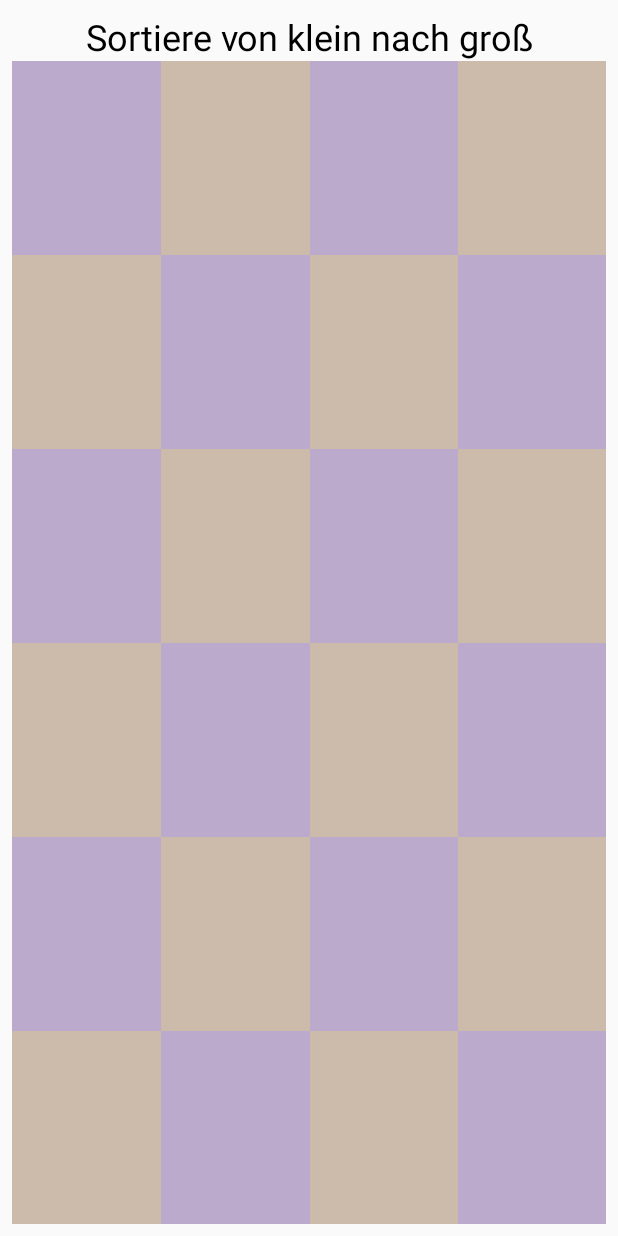
After one commit to tassilo-posegga/BrainEd, an Android app: the GameFragment screen opened through its navigation route, on a phone screen of 412 x 824 dp. The commit adds this screen. Run offline under Robolectric (Android 15) with nearby library versions, the phone set to English and light mode, and no system bars; our stand-ins replace RxJava, Timber.

Commit message:
Add GameFragment

```diff
--- a/app/src/main/java/eu/posegga/brained/di/AppModule.kt
+++ b/app/src/main/java/eu/posegga/brained/di/AppModule.kt
@@ -1,9 +1,11 @@
 package eu.posegga.brained.di
 
 import eu.posegga.brained.home.data.LevelRepository
+import eu.posegga.brained.home.domain.usecase.LoadLevelByIdUseCase
 import eu.posegga.brained.home.domain.usecase.LoadLevelsUseCase
 import eu.posegga.brained.home.local.repository.LevelLocalSource
 import eu.posegga.brained.home.viewmodel.HomeViewModel
+import eu.posegga.brained.home.viewmodel.Level1ViewModel
 import org.koin.androidx.viewmodel.dsl.viewModel
 import org.koin.dsl.module
 
@@ -11,5 +13,7 @@ val appModule = module {
     single { LevelLocalSource() }
     single { LevelRepository(get()) }
     single { LoadLevelsUseCase(get()) }
-    viewModel { HomeViewModel(get()) }
+    single { LoadLevelByIdUseCase(get()) }
+    viewModel { HomeViewModel(get(), get()) }
+    viewModel { Level1ViewModel() }
 }
--- a/app/src/main/java/eu/posegga/brained/home/data/LevelRepository.kt
+++ b/app/src/main/java/eu/posegga/brained/home/data/LevelRepository.kt
@@ -10,4 +10,7 @@ class LevelRepository(
 
     fun loadLevels(): Single<List<Level>> =
         local.loadLevels()
+
+    fun loadLevelById(id: String): Single<Level> =
+        local.loadLevelById(id)
 }
--- a/app/src/main/java/eu/posegga/brained/home/domain/model/Level.kt
+++ b/app/src/main/java/eu/posegga/brained/home/domain/model/Level.kt
@@ -1,7 +1,15 @@
 package eu.posegga.brained.home.domain.model
 
+import androidx.annotation.IdRes
+import androidx.annotation.LayoutRes
+
 data class Level(
-    val id: Int,
+    val id: String,
     val name: String,
-    val imgSrc: Int
+    val imgSrc: Int,
+    val description: String,
+    @LayoutRes
+    val customView: Int,
+    @IdRes
+    val fragment: Int
 )
--- /dev/null
+++ b/app/src/main/java/eu/posegga/brained/home/domain/usecase/LoadLevelByIdUseCase.kt
@@ -0,0 +1,11 @@
+package eu.posegga.brained.home.domain.usecase
+
+import eu.posegga.brained.home.data.LevelRepository
+
+class LoadLevelByIdUseCase(
+    private val repository: LevelRepository
+) {
+
+    fun loadLevelById(id: String) =
+        repository.loadLevelById(id)
+}
--- a/app/src/main/java/eu/posegga/brained/home/local/repository/LevelLocalSource.kt
+++ b/app/src/main/java/eu/posegga/brained/home/local/repository/LevelLocalSource.kt
@@ -9,9 +9,19 @@ class LevelLocalSource {
     fun loadLevels() =
         Single.just(staticLevels)
 
+    fun loadLevelById(id: String): Single<Level> =
+        Single.just(staticLevels.find { it.id == id })
+
     private companion object {
         val staticLevels = listOf(
-            Level(1, "Sortieren", R.drawable.ic_sort)
+            Level(
+                "1",
+                "Sortieren",
+                R.drawable.ic_sort,
+                "Sortiere von klein nach groß",
+                R.layout.level1_custom_view,
+                R.id.level1Fragment
+            )
         )
     }
 }
--- a/app/src/main/java/eu/posegga/brained/home/view/HomeFragment.kt
+++ b/app/src/main/java/eu/posegga/brained/home/view/HomeFragment.kt
@@ -12,17 +12,19 @@ import eu.posegga.brained.R
 import eu.posegga.brained.home.domain.model.Level
 import eu.posegga.brained.home.viewmodel.HomeViewModel
 import kotlinx.android.synthetic.main.home_fragment.*
-import org.koin.androidx.viewmodel.ext.android.viewModel
+import org.koin.androidx.viewmodel.ext.android.sharedViewModel
 
 class HomeFragment : Fragment() {
 
-    private val homeViewModel by viewModel<HomeViewModel>()
+    private val homeViewModel by sharedViewModel<HomeViewModel>()
 
     private val levelAdapter = LevelAdapter(::onLevelClick)
 
-    override fun onCreateView(inflater: LayoutInflater,
+    override fun onCreateView(
+        inflater: LayoutInflater,
         container: ViewGroup?,
-        savedInstanceState: Bundle?): View =
+        savedInstanceState: Bundle?
+    ): View =
         inflater.inflate(R.layout.home_fragment, container, false)
 
     override fun onViewCreated(view: View, savedInstanceState: Bundle?) {
@@ -43,7 +45,7 @@ class HomeFragment : Fragment() {
     }
 
     private fun onLevelClick(level: Level) {
-        findNavController().navigate(R.id.level1Fragment)
+        findNavController().navigate(level.fragment)
     }
 
     private companion object {
--- /dev/null
+++ b/app/src/main/java/eu/posegga/brained/home/viewmodel/BaseViewModel.kt
@@ -0,0 +1,14 @@
+package eu.posegga.brained.home.viewmodel
+
+import androidx.lifecycle.ViewModel
+import io.reactivex.disposables.CompositeDisposable
+
+open class BaseViewModel : ViewModel() {
+
+    protected val disposables = CompositeDisposable()
+
+    override fun onCleared() {
+        disposables.clear()
+        super.onCleared()
+    }
+}
--- /dev/null
+++ b/app/src/main/java/eu/posegga/brained/home/viewmodel/GameState.kt
@@ -0,0 +1,7 @@
+package eu.posegga.brained.home.viewmodel
+
+enum class GameState {
+    LOADING,
+    LOST,
+    WON
+}
--- /dev/null
+++ b/app/src/main/java/eu/posegga/brained/home/viewmodel/GameViewModel.kt
@@ -0,0 +1,13 @@
+package eu.posegga.brained.home.viewmodel
+
+import androidx.lifecycle.LiveData
+import androidx.lifecycle.MutableLiveData
+
+abstract class GameViewModel : BaseViewModel() {
+
+    private val _gameState = MutableLiveData<GameState>()
+    val gameState: LiveData<GameState>
+        get() = _gameState
+
+    abstract fun start()
+}
--- a/app/src/main/java/eu/posegga/brained/home/viewmodel/HomeViewModel.kt
+++ b/app/src/main/java/eu/posegga/brained/home/viewmodel/HomeViewModel.kt
@@ -2,24 +2,26 @@ package eu.posegga.brained.home.viewmodel
 
 import androidx.lifecycle.LiveData
 import androidx.lifecycle.MutableLiveData
-import androidx.lifecycle.ViewModel
 import eu.posegga.brained.home.domain.model.Level
+import eu.posegga.brained.home.domain.usecase.LoadLevelByIdUseCase
 import eu.posegga.brained.home.domain.usecase.LoadLevelsUseCase
 import eu.posegga.brained.home.extensions.subscribeOnIoObserveOnMain
-import io.reactivex.disposables.CompositeDisposable
 import io.reactivex.rxkotlin.plusAssign
 import io.reactivex.rxkotlin.subscribeBy
 import timber.log.Timber
 
 class HomeViewModel(
-    private val loadLevelsUseCase: LoadLevelsUseCase
-) : ViewModel() {
-
-    private val disposables = CompositeDisposable()
+    private val loadLevelsUseCase: LoadLevelsUseCase,
+    private val loadLevelByIdUseCase: LoadLevelByIdUseCase
+) : BaseViewModel() {
 
     private val _levels = MutableLiveData<List<Level>>()
     val levels: LiveData<List<Level>>
         get() = _levels
+
+    private val _currentLevel = MutableLiveData<Level>()
+    val currentLevel: LiveData<Level>
+        get() = _currentLevel
 
     fun loadLevels() {
         disposables += loadLevelsUseCase.loadLevels()
@@ -30,12 +32,12 @@ class HomeViewModel(
             )
     }
 
-    override fun onCleared() {
-        disposables.dispose()
-        super.onCleared()
-    }
-
-    fun levelClicked(level: Level) {
-
+    fun loadLevelById(id: String) {
+        disposables += loadLevelByIdUseCase.loadLevelById(id)
+            .subscribeOnIoObserveOnMain()
+            .subscribeBy(
+                onError = Timber::e,
+                onSuccess = { _currentLevel.value = it }
+            )
     }
 }
--- /dev/null
+++ b/app/src/main/java/eu/posegga/brained/home/viewmodel/Level1ViewModel.kt
@@ -0,0 +1,8 @@
+package eu.posegga.brained.home.viewmodel
+
+class Level1ViewModel : GameViewModel() {
+
+    override fun start() {
+        //
+    }
+}
--- /dev/null
+++ b/app/src/main/java/eu/posegga/brained/level1/GameFragment.kt
@@ -0,0 +1,72 @@
+package eu.posegga.brained.level1
+
+import android.os.Bundle
+import android.view.LayoutInflater
+import android.view.View
+import android.view.ViewGroup
+import androidx.fragment.app.Fragment
+import androidx.lifecycle.Observer
+import eu.posegga.brained.R
+import eu.posegga.brained.home.domain.model.Level
+import eu.posegga.brained.home.viewmodel.GameState
+import eu.posegga.brained.home.viewmodel.HomeViewModel
+import eu.posegga.brained.home.viewmodel.Level1ViewModel
+import kotlinx.android.synthetic.main.game_fragment.*
+import org.koin.androidx.viewmodel.ext.android.sharedViewModel
+
+class GameFragment : Fragment() {
+
+    private val homeViewModel by sharedViewModel<HomeViewModel>()
+    private val currentLevelViewModel by sharedViewModel<Level1ViewModel>()
+
+    override fun onCreateView(
+        inflater: LayoutInflater,
+        container: ViewGroup?,
+        savedInstanceState: Bundle?
+    ): View? =
+        inflater.inflate(R.layout.game_fragment, container, false)
+
+    override fun onViewCreated(view: View, savedInstanceState: Bundle?) {
+        super.onViewCreated(view, savedInstanceState)
+
+        homeViewModel.loadLevelById("1")
+        homeViewModel.currentLevel.observe(viewLifecycleOwner, Observer(::startLevel))
+    }
+
+    private fun startLevel(level: Level) {
+        description.text = level.description
+
+        val currentLevelView =
+            LayoutInflater.from(context).inflate(level.customView, contentContainer, false)
+        contentContainer.addView(currentLevelView)
+
+        currentLevelViewModel.gameState.observe(
+            viewLifecycleOwner,
+            Observer { gameStateChanged(it, currentLevelView) })
+
+        currentLevelViewModel.start()
+    }
+
+    private fun gameStateChanged(
+        gameState: GameState,
+        currentLevelView: View
+    ) {
+        when (gameState) {
+            GameState.LOST -> showLostScreen()
+            GameState.LOADING -> showLoading()
+            GameState.WON -> showWinScreen()
+        }
+    }
+
+    private fun showWinScreen() {
+        TODO("not implemented") //To change body of created functions use File | Settings | File Templates.
+    }
+
+    private fun showLoading() {
+        TODO("not implemented") //To change body of created functions use File | Settings | File Templates.
+    }
+
+    private fun showLostScreen() {
+        TODO("not implemented") //To change body of created functions use File | Settings | File Templates.
+    }
+}
--- a/app/src/main/java/eu/posegga/brained/level1/Level1Fragment.kt
+++ /dev/null
@@ -1,20 +0,0 @@
-package eu.posegga.brained.level1
-
-import android.os.Bundle
-import android.view.LayoutInflater
-import android.view.View
-import android.view.ViewGroup
-import androidx.fragment.app.Fragment
-import eu.posegga.brained.R
-
-class Level1Fragment : Fragment() {
-
-    override fun onCreateView(inflater: LayoutInflater,
-        container: ViewGroup?,
-        savedInstanceState: Bundle?): View? =
-        inflater.inflate(R.layout.level1_fragment, container, false)
-
-    override fun onViewCreated(view: View, savedInstanceState: Bundle?) {
-        super.onViewCreated(view, savedInstanceState)
-    }
-}
--- a/app/src/main/res/layout/level1_fragment.xml
+++ b/app/src/main/res/layout/game_fragment.xml
@@ -1,21 +1,23 @@
 <?xml version="1.0" encoding="utf-8"?>
-<androidx.constraintlayout.widget.ConstraintLayout xmlns:android="http://schemas.android.com/apk/res/android"
-    xmlns:app="http://schemas.android.com/apk/res-auto"
+<LinearLayout xmlns:android="http://schemas.android.com/apk/res/android"
     xmlns:tools="http://schemas.android.com/tools"
     android:layout_width="match_parent"
     android:layout_height="match_parent"
+    android:orientation="vertical"
     android:padding="@dimen/standard_margin">
 
     <TextView
         android:id="@+id/description"
-        android:layout_width="0dp"
+        android:layout_width="match_parent"
         android:layout_height="wrap_content"
         android:gravity="center"
         android:textColor="@color/black"
         android:textSize="24sp"
-        app:layout_constraintEnd_toEndOf="parent"
-        app:layout_constraintStart_toStartOf="parent"
-        app:layout_constraintTop_toTopOf="parent"
         tools:text="Sortiere von klein nach groß" />
 
-</androidx.constraintlayout.widget.ConstraintLayout>
+    <FrameLayout
+        android:id="@+id/contentContainer"
+        android:layout_width="match_parent"
+        android:layout_height="match_parent" />
+
+</LinearLayout>
--- /dev/null
+++ b/app/src/main/res/layout/level1_custom_view.xml
@@ -0,0 +1,211 @@
+<?xml version="1.0" encoding="utf-8"?>
+<LinearLayout xmlns:android="http://schemas.android.com/apk/res/android"
+    android:layout_width="match_parent"
+    android:layout_height="match_parent"
+    android:orientation="vertical">
+
+    <LinearLayout
+        android:layout_width="match_parent"
+        android:layout_height="match_parent"
+        android:layout_weight="1"
+        android:background="#bbaacc"
+        android:orientation="horizontal">
+
+        <LinearLayout
+            android:layout_width="match_parent"
+            android:layout_height="match_parent"
+            android:layout_weight="1" />
+
+
+        <LinearLayout
+            android:layout_width="match_parent"
+            android:layout_height="match_parent"
+            android:layout_weight="1"
+            android:background="#ccbbaa" />
+
+
+        <LinearLayout
+            android:layout_width="match_parent"
+            android:layout_height="match_parent"
+            android:layout_weight="1" />
+
+
+        <LinearLayout
+            android:layout_width="match_parent"
+            android:layout_height="match_parent"
+            android:layout_weight="1"
+            android:background="#ccbbaa" />
+
+    </LinearLayout>
+
+    <LinearLayout
+        android:layout_width="match_parent"
+        android:layout_height="match_parent"
+        android:layout_weight="1"
+        android:background="#bbaacc"
+        android:orientation="horizontal">
+
+        <LinearLayout
+            android:layout_width="match_parent"
+            android:layout_height="match_parent"
+            android:layout_weight="1"
+            android:background="#ccbbaa" />
+
+
+        <LinearLayout
+            android:layout_width="match_parent"
+            android:layout_height="match_parent"
+            android:layout_weight="1" />
+
+
+        <LinearLayout
+            android:layout_width="match_parent"
+            android:layout_height="match_parent"
+            android:layout_weight="1"
+            android:background="#ccbbaa" />
+
+
+        <LinearLayout
+            android:layout_width="match_parent"
+            android:layout_height="match_parent"
+            android:layout_weight="1" />
+
+    </LinearLayout>
+
+    <LinearLayout
+        android:layout_width="match_parent"
+        android:layout_height="match_parent"
+        android:layout_weight="1"
+        android:background="#bbaacc"
+        android:orientation="horizontal">
+
+        <LinearLayout
+            android:layout_width="match_parent"
+            android:layout_height="match_parent"
+            android:layout_weight="1" />
+
+
+        <LinearLayout
+            android:layout_width="match_parent"
+            android:layout_height="match_parent"
+            android:layout_weight="1"
+            android:background="#ccbbaa" />
+
+
+        <LinearLayout
+            android:layout_width="match_parent"
+            android:layout_height="match_parent"
+            android:layout_weight="1" />
+
+
+        <LinearLayout
+            android:layout_width="match_parent"
+            android:layout_height="match_parent"
+            android:layout_weight="1"
+            android:background="#ccbbaa" />
+
+    </LinearLayout>
+
+    <LinearLayout
+        android:layout_width="match_parent"
+        android:layout_height="match_parent"
+        android:layout_weight="1"
+        android:background="#bbaacc"
+        android:orientation="horizontal">
+
+        <LinearLayout
+            android:layout_width="match_parent"
+            android:layout_height="match_parent"
+            android:layout_weight="1"
+            android:background="#ccbbaa" />
+
+
+        <LinearLayout
+            android:layout_width="match_parent"
+            android:layout_height="match_parent"
+            android:layout_weight="1" />
+
+
+        <LinearLayout
+            android:layout_width="match_parent"
+            android:layout_height="match_parent"
+            android:layout_weight="1"
+            android:background="#ccbbaa" />
+
+
+        <LinearLayout
+            android:layout_width="match_parent"
+            android:layout_height="match_parent"
+            android:layout_weight="1" />
+
+    </LinearLayout>
+
+    <LinearLayout
+        android:layout_width="match_parent"
+        android:layout_height="match_parent"
+        android:layout_weight="1"
+        android:background="#bbaacc"
+        android:orientation="horizontal">
+
+        <LinearLayout
+            android:layout_width="match_parent"
+            android:layout_height="match_parent"
+            android:layout_weight="1" />
+
+
+        <LinearLayout
+            android:layout_width="match_parent"
+            android:layout_height="match_parent"
+            android:layout_weight="1"
+            android:background="#ccbbaa" />
+
+
+        <LinearLayout
+            android:layout_width="match_parent"
+            android:layout_height="match_parent"
+            android:layout_weight="1" />
+
+
+        <LinearLayout
+            android:layout_width="match_parent"
+            android:layout_height="match_parent"
+            android:layout_weight="1"
+            android:background="#ccbbaa" />
+
+    </LinearLayout>
+
+    <LinearLayout
+        android:layout_width="match_parent"
+        android:layout_height="match_parent"
+        android:layout_weight="1"
+        android:background="#bbaacc"
+        android:orientation="horizontal">
+
+        <LinearLayout
+            android:layout_width="match_parent"
+            android:layout_height="match_parent"
+            android:layout_weight="1"
+            android:background="#ccbbaa" />
+
+
+        <LinearLayout
+            android:layout_width="match_parent"
+            android:layout_height="match_parent"
+            android:layout_weight="1" />
+
+
+        <LinearLayout
+            android:layout_width="match_parent"
+            android:layout_height="match_parent"
+            android:layout_weight="1"
+            android:background="#ccbbaa" />
+
+
+        <LinearLayout
+            android:layout_width="match_parent"
+            android:layout_height="match_parent"
+            android:layout_weight="1" />
+
+    </LinearLayout>
+
+</LinearLayout>
--- a/app/src/main/res/navigation/main_navigation.xml
+++ b/app/src/main/res/navigation/main_navigation.xml
@@ -15,6 +15,6 @@
 
     <fragment
         android:id="@+id/level1Fragment"
-        android:name="eu.posegga.brained.level1.Level1Fragment"
+        android:name="eu.posegga.brained.level1.GameFragment"
         android:label="Level1Fragment" />
 </navigation>
```
